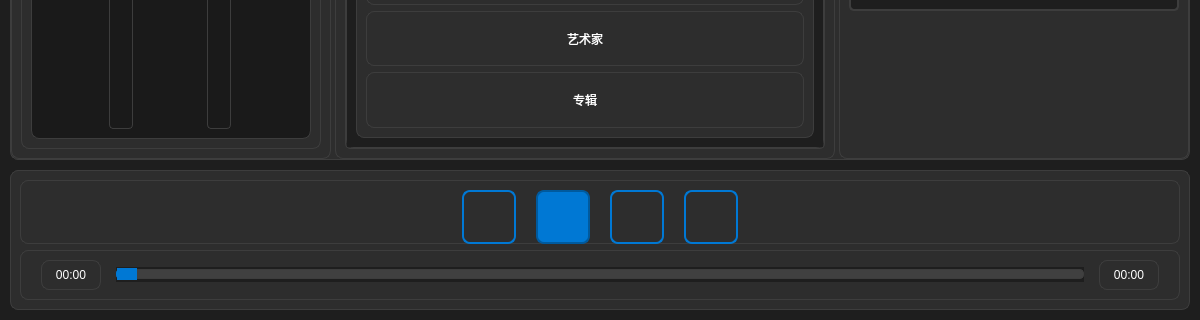
Old version of the form playInterface.ui in the repository K-irito02/MusicPlayHandle; both pictures show x 0 to 1200 and y 480 to 800 of the 1200 by 800 pixel window.
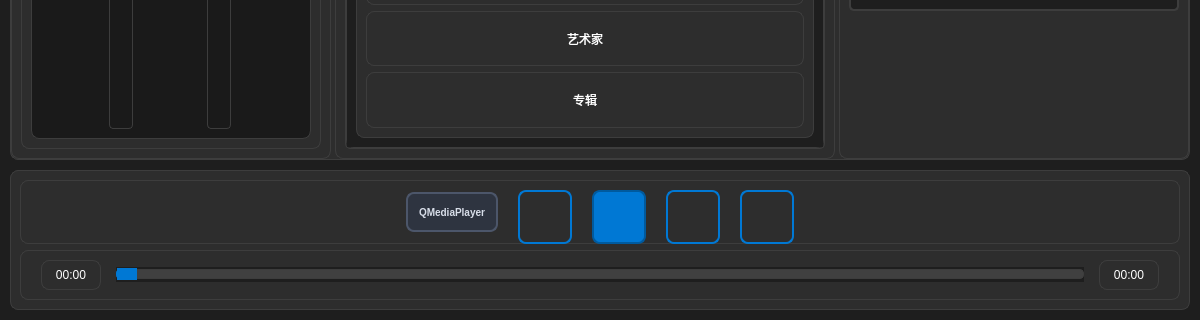
New version of the form. Icons and pictures are not drawn.

Commit message: Add audio engine switching feature with QMediaPlayer and FFmpeg modes

```diff
--- a/playInterface.ui
+++ b/playInterface.ui
@@ -1031,12 +1031,65 @@
            </property>
            <property name="sizeHint" stdset="0">
             <size>
-             <width>60</width>
+             <width>40</width>
              <height>20</height>
             </size>
            </property>
           </spacer>
          </item>
+         <item>
+          <widget class="QPushButton" name="pushButton_audio_engine">
+           <property name="text">
+            <string>QMediaPlayer</string>
+           </property>
+           <property name="iconSize">
+            <size>
+             <width>24</width>
+             <height>24</height>
+            </size>
+           </property>
+           <property name="minimumSize">
+            <size>
+             <width>100</width>
+             <height>40</height>
+            </size>
+           </property>
+           <property name="maximumSize">
+            <size>
+             <width>100</width>
+             <height>40</height>
+            </size>
+           </property>
+           <property name="toolTip">
+            <string>音频引擎：点击切换播放引擎</string>
+           </property>
+           <property name="styleSheet">
+            <string>QPushButton {
+    background-color: #2E3440;
+    color: #D8DEE9;
+    border: 2px solid #4C566A;
+    border-radius: 8px;
+    font-weight: bold;
+    font-size: 10px;
+    padding: 4px;
+}
+QPushButton:hover {
+    background-color: #3B4252;
+    border-color: #5E81AC;
+}
+QPushButton:pressed {
+    background-color: #434C5E;
+}
+QPushButton:checked {
+    background-color: #5E81AC;
+    border-color: #81A1C1;
+}</string>
+           </property>
+           <property name="checkable">
+            <bool>true</bool>
+           </property>
+          </widget>
+         </item>
          <item>
           <widget class="QPushButton" name="pushButton_previous_song">
            <property name="text">
```
The commit also changes 7 other files.
